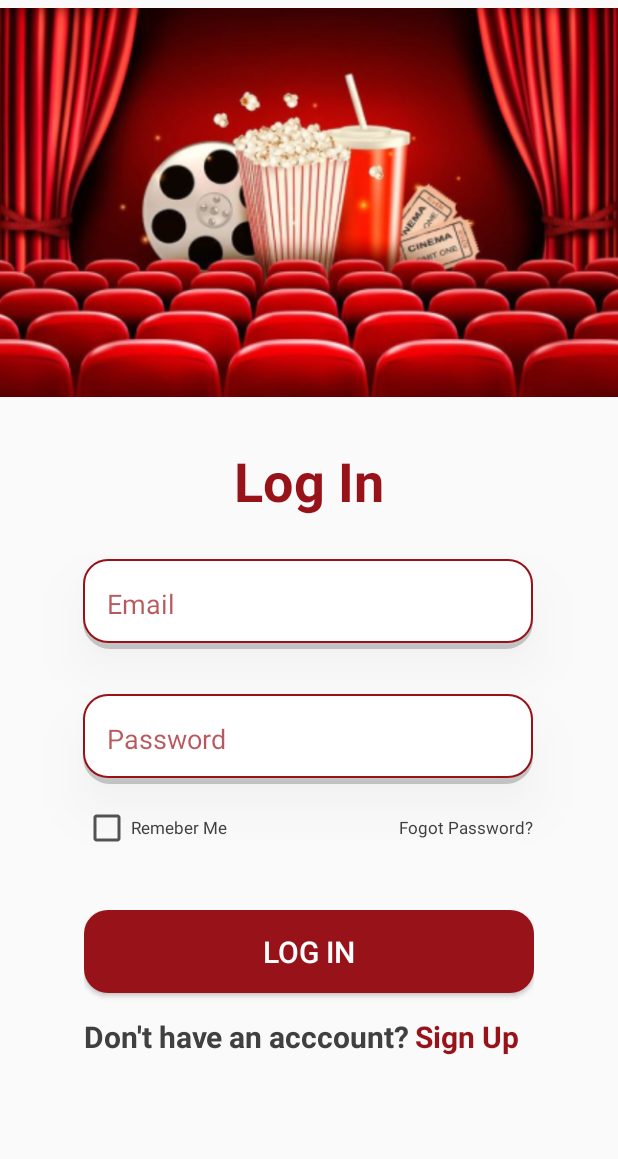
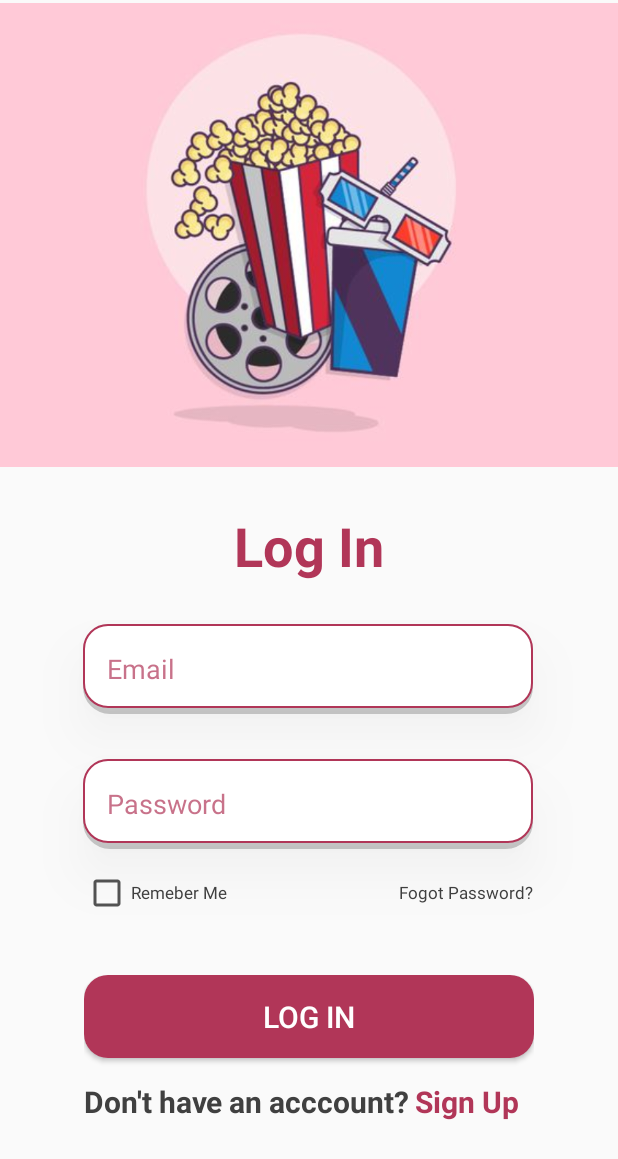
Before and after one commit to AhmadJA00/Cinema-Booking, an Android app: the screen it shows after launch (MainActivity), on a phone screen of 412 x 824 dp. Shown: the top 1159 px of the screen. Run offline under Robolectric (Android 15) with nearby library versions, the phone set to English and light mode, and no system bars.

Commit message:
changed Colors and added one page

```diff
--- a/app/src/main/res/layout/activity_forget_password1.xml
+++ b/app/src/main/res/layout/activity_forget_password1.xml
@@ -21,7 +21,7 @@
         android:layout_height="44dp"
         android:layout_marginTop="88dp"
         android:text="Forgot Password"
-        android:textColor="#981219"
+        android:textColor="@color/main"
         android:textSize="34sp"
         android:textStyle="bold"
         app:layout_constraintEnd_toEndOf="parent"
--- a/app/src/main/res/layout/activity_forget_password2.xml
+++ b/app/src/main/res/layout/activity_forget_password2.xml
@@ -13,7 +13,7 @@
         android:layout_marginTop="80dp"
         android:text="Verify Your Email"
         android:textAlignment="center"
-        android:textColor="#981219"
+        android:textColor="@color/main"
         android:textSize="34sp"
         android:textStyle="bold"
         app:layout_constraintEnd_toEndOf="parent"
--- a/app/src/main/res/layout/activity_forget_password3.xml
+++ b/app/src/main/res/layout/activity_forget_password3.xml
@@ -23,7 +23,7 @@
         android:layout_marginTop="80dp"
         android:text="Create New Password"
         android:textAlignment="center"
-        android:textColor="#981219"
+        android:textColor="@color/main"
         android:textSize="34sp"
         android:textStyle="bold"
         app:layout_constraintEnd_toEndOf="parent"
--- a/app/src/main/res/layout/activity_main.xml
+++ b/app/src/main/res/layout/activity_main.xml
@@ -9,12 +9,14 @@
 
     <ImageView
         android:id="@+id/imageView"
-        android:layout_width="wrap_content"
-        android:layout_height="wrap_content"
+        android:layout_width="412dp"
+        android:layout_height="313dp"
+        app:layout_constraintEnd_toEndOf="parent"
+        app:layout_constraintHorizontal_bias="0.0"
+        app:layout_constraintStart_toStartOf="parent"
         app:srcCompat="@drawable/mainimage"
-        tools:layout_editor_absoluteX="0dp"
-        tools:layout_editor_absoluteY="-13dp"
-        tools:ignore="MissingConstraints" />
+        tools:ignore="MissingConstraints"
+        tools:layout_editor_absoluteY="-19dp" />
 
     <TextView
         android:id="@+id/login"
--- a/app/src/main/res/layout/activity_sign_up_page.xml
+++ b/app/src/main/res/layout/activity_sign_up_page.xml
@@ -13,7 +13,7 @@
         android:layout_height="wrap_content"
         android:layout_marginTop="36dp"
         android:text="Sign Up"
-        android:textColor="#981219"
+        android:textColor="@color/main"
         android:textSize="40sp"
         android:textStyle="bold"
         app:layout_constraintEnd_toEndOf="parent"
--- a/app/src/main/res/values/colors.xml
+++ b/app/src/main/res/values/colors.xml
@@ -3,9 +3,9 @@
     <color name="black">#FF000000</color>
     <color name="white">#FFFFFFFF</color>
     <color name="trans">#00FFFFFF</color>
-    <color name="main">#981219</color>
-    <color name="hint_text">#B3981219</color>
-    <color name="mainDarker">#7A161B</color>
+    <color name="main">#B13658</color>
+    <color name="hint_text">#B3B13658</color>
+    <color name="mainDarker">#913648</color>
     <color name="gray">#D9D9D9</color>
     <color name="grayText">#404040</color>
 </resources>
```
Also changed, not shown: app/src/main/AndroidManifest.xml (+8 -3 lines), app/src/main/java/com/example/cinemanabooking/SignUpVerify.java (added, +14 -0 lines), app/src/main/res/layout/activity_sign_up_verify.xml (added, +59 -0 lines), app/src/main/res/drawable/imagefp.png, app/src/main/res/drawable/mainimage.png.
